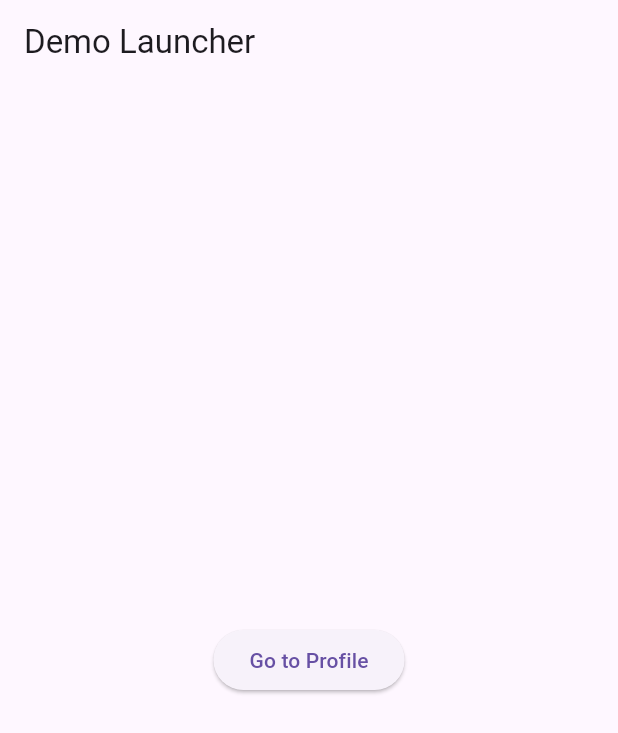
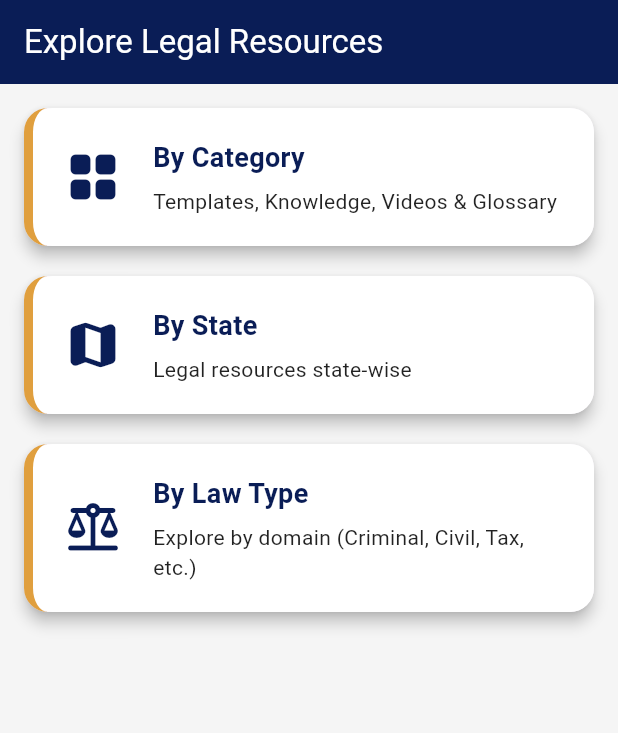
Before and after one commit to priyanshuraj27/NyayaPath, a Flutter app: the screen it shows after launch, on a phone screen of 412 x 824 dp. Shown: the top 733 px of the screen. Run offline on Flutter 3.47's test engine with Material 3 defaults, Android fonts, the light colour scheme and no system bars; our stand-ins replace pdf, printing, video_player.

Commit message:
Add resource pages for categories, laws, and states; include state images in assets

```diff
--- a/frontend/lib/main.dart
+++ b/frontend/lib/main.dart
@@ -2,6 +2,7 @@ import 'package:flutter/material.dart';
 import 'package:frontend/aichat/aichatscreen.dart';
 import 'package:frontend/components/splash.dart';
 import 'package:frontend/profile/demoprofile.dart';
+import 'package:frontend/resource/resourcehome.dart';
 // import 'package:frontend/components/home_screen.dart';
 // import 'package:frontend/track_cases/trackCases.dart';
 
@@ -20,7 +21,7 @@ class MyApp extends StatelessWidget {
       title: 'My Splash App',
       debugShowCheckedModeBanner: false,
       // home : SplashScreen(), // Start with SplashScreen
-      home : DemoProfileLauncher()
+      home : ResourceHomePage()
     );
   }
 }
--- /dev/null
+++ b/frontend/lib/resource/bylaw.dart
@@ -0,0 +1,42 @@
+import 'package:flutter/material.dart';
+
+class ResourceLawPage extends StatelessWidget {
+  const ResourceLawPage({super.key});
+
+  @override
+  Widget build(BuildContext context) {
+    final laws = [
+      'Corporate Law',
+      'Civil Law',
+      'Criminal Law',
+      'Constitutional Law',
+      'Administrative Law',
+      'Tax Law',
+      'Family Law',
+      'Labor Law',
+      'IPR Law',
+      'Environmental Law',
+      'Banking Law',
+    ];
+
+    return Scaffold(
+      appBar: AppBar(title: const Text('Resources by Law Type')),
+      body: ListView.separated(
+        padding: const EdgeInsets.all(16),
+        itemCount: laws.length,
+        separatorBuilder: (_, __) => const Divider(),
+        itemBuilder: (context, index) {
+          return ListTile(
+            leading: const Icon(Icons.gavel),
+            title: Text(laws[index]),
+            onTap: () {
+              ScaffoldMessenger.of(context).showSnackBar(
+                SnackBar(content: Text('Tapped on ${laws[index]}')),
+              );
+            },
+          );
+        },
+      ),
+    );
+  }
+}
--- /dev/null
+++ b/frontend/lib/resource/resourcehome.dart
@@ -0,0 +1,105 @@
+import 'package:flutter/material.dart';
+import 'package:frontend/resource/bycategory.dart';
+import 'package:frontend/resource/bylaw.dart';
+import 'package:frontend/resource/bystate.dart'; // Import for ResourceLawPage
+
+class ResourceHomePage extends StatelessWidget {
+  const ResourceHomePage({super.key});
+
+  @override
+  Widget build(BuildContext context) {
+    final nyayapathBlue = const Color(0xFF0A1D56);
+    final nyayapathAccent = const Color(0xFFE09F3E);
+    final nyayapathBg = const Color(0xFFF5F5F5);
+
+    final resourceModes = [
+      {
+        'title': 'By Category',
+        'icon': Icons.grid_view_rounded,
+        'description': 'Templates, Knowledge, Videos & Glossary',
+        'screen': const ResourceCategoryPage(), // Push this screen
+      },
+      {
+        'title': 'By State',
+        'icon': Icons.map_rounded,
+        'description': 'Legal resources state-wise',
+        'screen': const ResourceStatePage(), // Push this screen
+      },
+      {
+        'title': 'By Law Type',
+        'icon': Icons.balance_rounded,
+        'description': 'Explore by domain (Criminal, Civil, Tax, etc.)',
+        'screen': const ResourceLawPage(), // Push this screen
+      },
+    ];
+
+    return Scaffold(
+      backgroundColor: nyayapathBg,
+      appBar: AppBar(
+        title: const Text('Explore Legal Resources'),
+        backgroundColor: nyayapathBlue,
+        foregroundColor: Colors.white,
+        elevation: 0,
+      ),
+      body: ListView.builder(
+        padding: const EdgeInsets.all(16),
+        itemCount: resourceModes.length,
+        itemBuilder: (context, index) {
+          final mode = resourceModes[index];
+          return GestureDetector(
+            onTap: () {
+              // Use Navigator.push() to navigate to the corresponding screen
+              Navigator.push(
+                context,
+                MaterialPageRoute(builder: (context) => mode['screen'] as Widget),
+              );
+            },
+            child: Card(
+              shape: RoundedRectangleBorder(
+                borderRadius: BorderRadius.circular(16),
+              ),
+              elevation: 4,
+              margin: const EdgeInsets.only(bottom: 20),
+              child: Container(
+                padding: const EdgeInsets.all(20),
+                decoration: BoxDecoration(
+                  color: Colors.white,
+                  border: Border(
+                    left: BorderSide(color: nyayapathAccent, width: 6),
+                  ),
+                  borderRadius: BorderRadius.circular(16),
+                ),
+                child: Row(
+                  children: [
+                    Icon(mode['icon'] as IconData, color: nyayapathBlue, size: 40),
+                    const SizedBox(width: 20),
+                    Expanded(
+                      child: Column(
+                        crossAxisAlignment: CrossAxisAlignment.start,
+                        children: [
+                          Text(
+                            mode['title'] as String,
+                            style: TextStyle(
+                              fontSize: 18,
+                              fontWeight: FontWeight.bold,
+                              color: nyayapathBlue,
+                            ),
+                          ),
+                          const SizedBox(height: 6),
+                          Text(
+                            mode['description'] as String,
+                            style: const TextStyle(fontSize: 14, color: Colors.black87),
+                          ),
+                        ],
+                      ),
+                    )
+                  ],
+                ),
+              ),
+            ),
+          );
+        },
+      ),
+    );
+  }
+}
--- a/frontend/pubspec.yaml
+++ b/frontend/pubspec.yaml
@@ -67,6 +67,7 @@ flutter:
       - assets/videos/splash.mp4
       - assets/images/knowyourrights.jpg
       - assets/images/lawyer_placeholder.jpg
+      - assets/states/
   #   - images/a_dot_ham.jpeg
 
   # An image asset can refer to one or more resolution-specific "variants", see
```
Also changed, not shown: frontend/lib/resource/bycategory.dart (added, +38 -0 lines), frontend/lib/resource/bystate.dart (added, +67 -0 lines), frontend/assets/states/andhra_pradesh.jpeg (added), frontend/assets/states/bihar.jpeg (added), frontend/assets/states/gujrat.png (added), frontend/assets/states/kerala.png (added), frontend/assets/states/maharashtra.jpeg (added), frontend/assets/states/rajasthan.png (added), frontend/assets/states/uttar_pradesh.jpeg (added).
